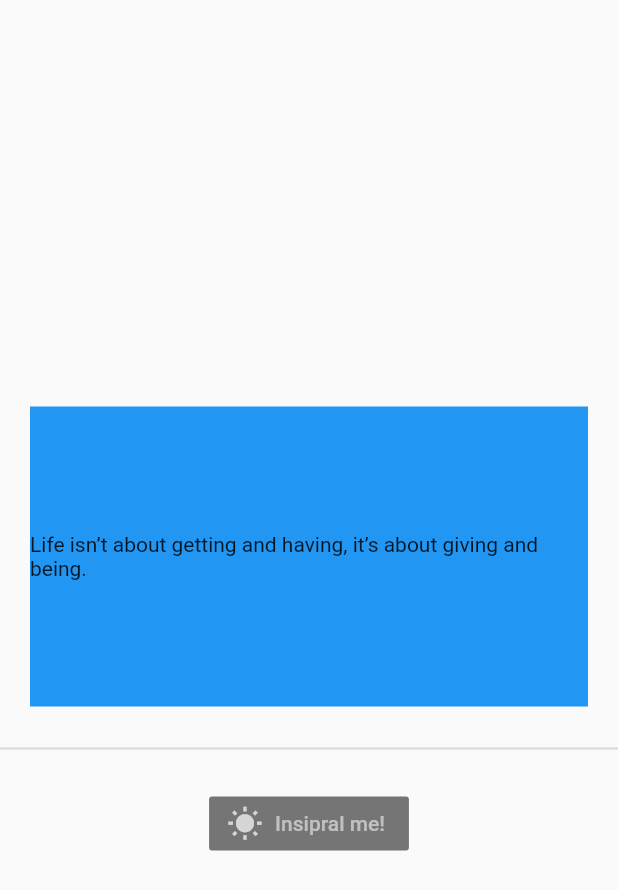
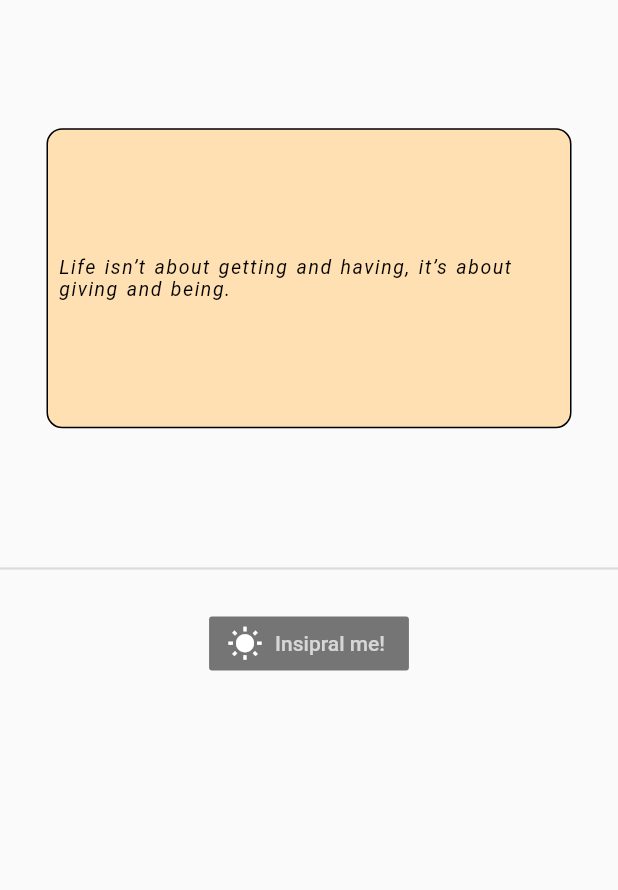
Before and after one commit to jidnation/QuoteApp, a Flutter app: the screen it shows after launch, on a phone screen of 412 x 824 dp. Shown: the top 890 px of the screen. Run offline on Flutter 3.47's test engine with Material 2 defaults, Android fonts, the phone set to English and light mode, and no system bars.

Commit message:
Styling and Documentation

```diff
--- a/lib/main.dart
+++ b/lib/main.dart
@@ -124,15 +124,45 @@ class _QuoteAppState extends State<QuoteApp> {
           child: Column(
             mainAxisAlignment: MainAxisAlignment.center,
             children: <Widget>[
-                Container(
+              Expanded(
+                child: Center(
+                  child: Container(
                     height: 200,
-                    width: 400,
-                    color: Colors.blue,
-                    margin: EdgeInsets.all(20),
-                    child: Center(child: Text(_Quotes[(index % _Quotes.length)]))),
+                    width: 350,
+                    // color: Colors.transparent,
+                    margin: EdgeInsets.all(10),
+                    decoration: BoxDecoration(
+                        borderRadius: BorderRadius.circular(10.5),
+                        color: Colors.orange.shade100,
+                        border: Border.all(
+                          width: 1,
+                          color: Colors.black,
+                        )),
+                    child: Center(
+                      child: Padding(
+                        padding: const EdgeInsets.all(7.0),
+                        child: Text(
+                          _Quotes[(index % _Quotes.length)],
+                          style: TextStyle(
+                            color: Colors.black,
+                            fontSize: 13,
+                            fontStyle: FontStyle.italic,
+                            wordSpacing: 1.1,
+                            letterSpacing: 1.0,
+                          ),
+                        ),
+                      ),
+                    ),
+                  ),
+                ),
+              ),
+
+              /// Creating and horizontal Line
               Divider(
                 thickness: 1.5,
               ),
+
+              ///Working with the Buttoning Season Using FlatButton
               Padding(
                 padding: const EdgeInsets.only(top: 18.0),
                 child: FlatButton.icon(
@@ -140,14 +170,17 @@ class _QuoteAppState extends State<QuoteApp> {
                   onPressed: _showQuote,
                   icon: Icon(
                     Icons.wb_sunny,
-                      color: Colors.white70,
+                    color: Colors.white,
                   ),
                   label: Text('Insipral me!',
                       style: TextStyle(
-                          color: Colors.white54,
+                        color: Colors.white70,
                       )),
                 ),
-                )
+              ),
+
+              ///Given The Widget bottom Spacing i.e pushing the Widgets up
+              Spacer(),
             ],
           ),
         ),
@@ -155,6 +188,7 @@ class _QuoteAppState extends State<QuoteApp> {
     );
   }
 
+///Method to be invoke when the flatButton is pressed.
   void _showQuote() {
     setState(() {
       index++;
```
Lines whose indentation alone changed are shown as unchanged.
